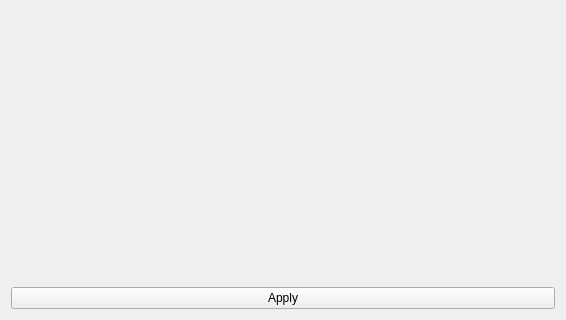
This is app/window/protocol_window.ui in teuncm/wormenpracticum as Qt 5 draws it before an edit; both pictures show x 0 to 566 and y 368 to 688 of the 566 by 688 pixel window. The edited form follows.
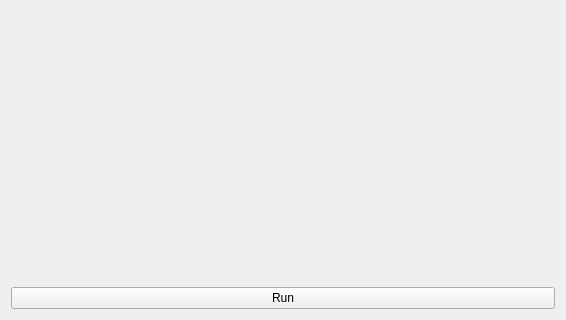
This is the edited form.

The edit to the form file:
```diff
--- a/app/window/protocol_window.ui
+++ b/app/window/protocol_window.ui
@@ -41,7 +41,7 @@
    <item>
     <widget class="QPushButton" name="pushButton">
      <property name="text">
-      <string>Apply</string>
+            <string>Run</string>
      </property>
     </widget>
    </item>
```
